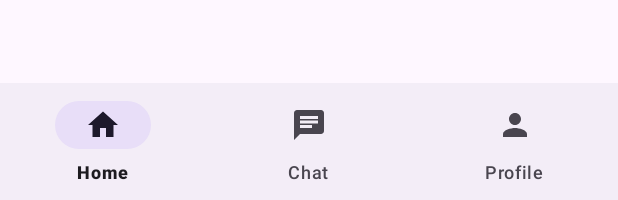
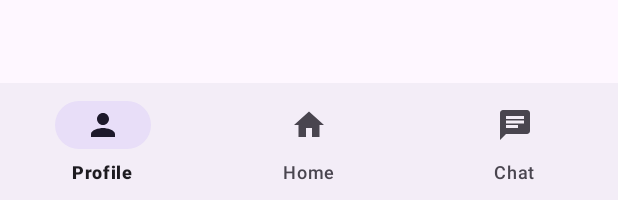
Before and after one commit to HilaAssia/ProjBagrut, an Android app: the layout activity_home.xml on its own in the app's theme, with its tools: preview values and no code run, on a phone screen of 412 x 824 dp. Shown: the part 1033-1233 px from the top of the screen. Run offline under Robolectric (Android 15) with nearby library versions, the phone set to English and light mode, and no system bars.

Commit message:
Initial Commit

```diff
--- a/app/src/main/java/com/example/bagrutproject/ChatFragment.java
+++ b/app/src/main/java/com/example/bagrutproject/ChatFragment.java
@@ -59,6 +59,6 @@ public class ChatFragment extends Fragment {
     public View onCreateView(LayoutInflater inflater, ViewGroup container,
                              Bundle savedInstanceState) {
         // Inflate the layout for this fragment
-        return inflater.inflate(R.layout.fragment_product_listing, container, false);
+        return inflater.inflate(R.layout.fragment_chat, container, false);
     }
 }
--- a/app/src/main/res/layout/activity_home.xml
+++ b/app/src/main/res/layout/activity_home.xml
@@ -11,7 +11,9 @@
         android:layout_width="0dp"
         android:layout_height="0dp"
         app:layout_constraintBottom_toTopOf="@+id/bottomNavigationView"
-        tools:layout_editor_absoluteX="0dp">
+        app:layout_constraintEnd_toEndOf="parent"
+        app:layout_constraintStart_toStartOf="parent"
+        app:layout_constraintTop_toTopOf="parent">
 
     </FrameLayout>
 
--- a/app/src/main/res/menu/bottom_nav_menu.xml
+++ b/app/src/main/res/menu/bottom_nav_menu.xml
@@ -2,13 +2,14 @@
 <menu xmlns:app="http://schemas.android.com/apk/res-auto"
     xmlns:android="http://schemas.android.com/apk/res/android">
 
+    <item android:title="Profile"
+        android:icon="@drawable/baseline_person_24"
+        android:id="@+id/profileItem"/>
     <item android:title="Home"
         android:icon="@drawable/baseline_home_24"
         android:id="@+id/homeItem"/>
     <item android:title="Chat"
         android:icon="@drawable/baseline_chat_24"
         android:id="@+id/chatItem"/>
-    <item android:title="Profile"
-        android:icon="@drawable/baseline_person_24"
-        android:id="@+id/profileItem"/>
+
 </menu>
```
Also changed, not shown: app/src/main/res/layout/fragment_chat.xml (renamed from app/src/main/res/layout/fragment_product_listing.xml).
